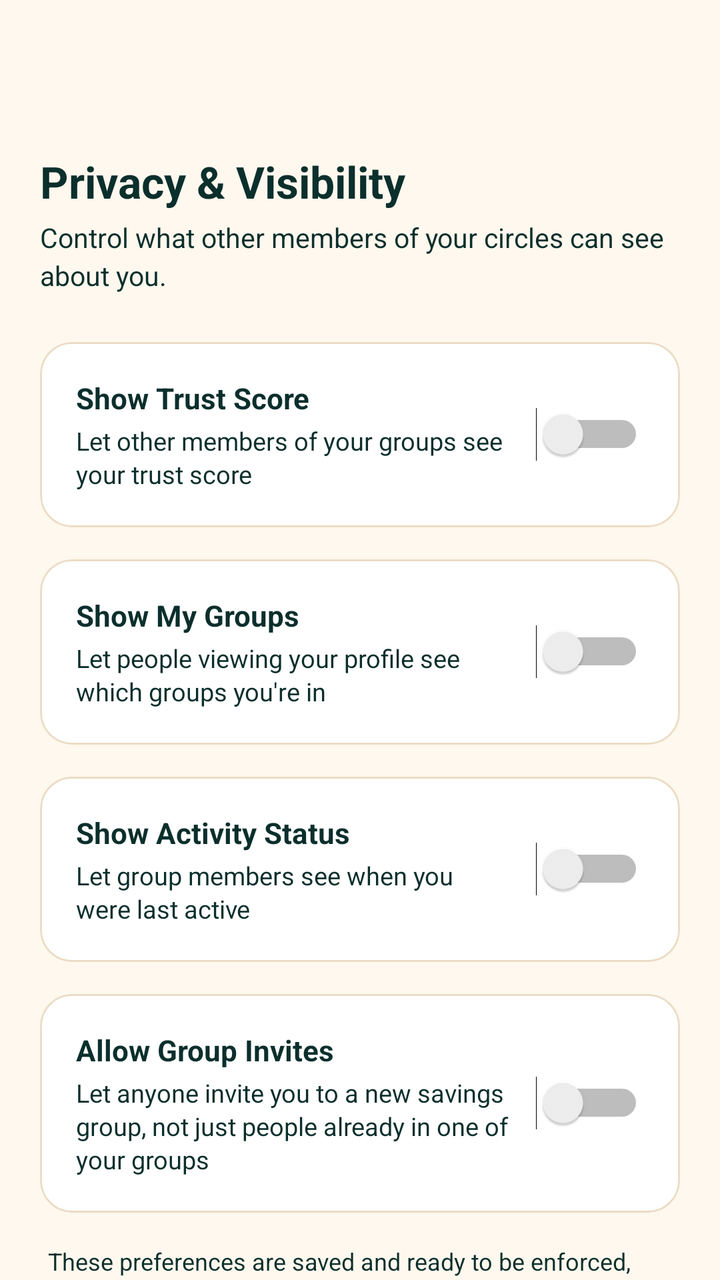
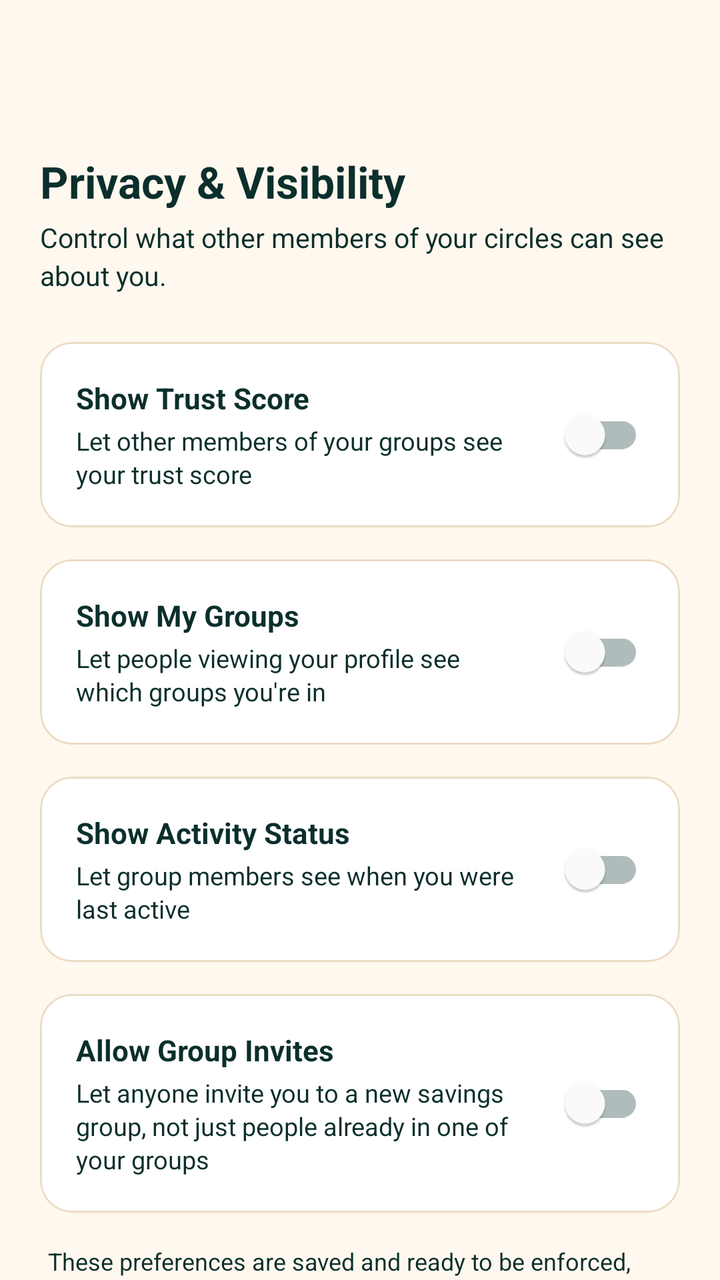

Screens rendered from an Android XML layout before and after an edit, with the pre-edit source and the edit as a unified diff.
<!-- AndroidManifest.xml: application theme AppTheme -->
<!-- res/layout/privacy_settings.xml -->
<androidx.coordinatorlayout.widget.CoordinatorLayout
	xmlns:android="http://schemas.android.com/apk/res/android"
	xmlns:app="http://schemas.android.com/apk/res-auto"
	xmlns:tools="http://schemas.android.com/tools"
	android:id="@+id/_coordinator"
	android:layout_width="match_parent"
	android:layout_height="match_parent">
	<com.google.android.material.appbar.AppBarLayout
		android:id="@+id/_app_bar"
		android:layout_width="match_parent"
		android:layout_height="wrap_content"
		android:theme="@style/AppTheme.AppBarOverlay"
		app:elevation="0dp"
		android:stateListAnimator="@null">
		<androidx.appcompat.widget.Toolbar
			android:id="@+id/_toolbar"
			android:layout_width="match_parent"
			android:layout_height="?attr/actionBarSize"
			android:background="?attr/appBarColor"
			app:popupTheme="@style/AppTheme.PopupOverlay" />
	</com.google.android.material.appbar.AppBarLayout>
	<androidx.core.widget.NestedScrollView
		android:id="@+id/vscroll3"
		android:layout_width="match_parent"
		android:layout_height="match_parent"
		android:fillViewport="true"
		android:overScrollMode="never"
		app:layout_behavior="@string/appbar_scrolling_view_behavior">
		<LinearLayout
			android:id="@+id/linear83"
			android:layout_width="match_parent"
			android:layout_height="wrap_content"
			android:padding="20dp"
			android:orientation="vertical">
			<TextView
				android:id="@+id/textview92"
				android:layout_width="wrap_content"
				android:layout_height="wrap_content"
				android:text="Privacy &amp; Visibility"
				android:textSize="22sp"
				android:textStyle="bold" />
			<TextView
				android:id="@+id/textview93"
				android:layout_width="match_parent"
				android:layout_height="wrap_content"
				android:layout_marginTop="4dp"
				android:layout_marginBottom="24dp"
				android:text="Control what other members of your circles can see about you."
				android:textSize="13.5sp"
				android:lineSpacingExtra="3dp" />
			<com.google.android.material.card.MaterialCardView
				android:id="@+id/cardview20"
				android:layout_width="match_parent"
				android:layout_height="wrap_content"
				android:layout_marginBottom="16dp"
				app:cardBackgroundColor="@color/colorSurface"
				app:cardCornerRadius="16dp"
				app:cardElevation="0dp"
				app:strokeColor="@color/colorCardStroke"
				app:strokeWidth="1dp">
				<LinearLayout
					android:id="@+id/linear84"
					android:layout_width="match_parent"
					android:layout_height="wrap_content"
					android:padding="18dp"
					android:gravity="center_vertical"
					android:orientation="horizontal">
					<LinearLayout
						android:id="@+id/linear85"
						android:layout_width="0dp"
						android:layout_height="wrap_content"
						android:orientation="vertical"
						android:layout_weight="1">
						<TextView
							android:id="@+id/textview94"
							android:layout_width="wrap_content"
							android:layout_height="wrap_content"
							android:text="Show Trust Score"
							android:textStyle="bold"
							android:textSize="14.5sp" />
						<TextView
							android:id="@+id/textview95"
							android:layout_width="match_parent"
							android:layout_height="wrap_content"
							android:layout_marginTop="3dp"
							android:text="Let other members of your groups see your trust score"
							android:textSize="12.5sp"
							android:lineSpacingExtra="2dp" />
					</LinearLayout>
					<Switch
						android:id="@+id/switchShowTrustScore"
						android:layout_width="wrap_content"
						android:layout_height="wrap_content"
						android:textSize="12sp"
						android:layout_marginStart="12dp" />
				</LinearLayout>
			</com.google.android.material.card.MaterialCardView>
			<com.google.android.material.card.MaterialCardView
				android:id="@+id/cardview21"
				android:layout_width="match_parent"
				android:layout_height="wrap_content"
				android:layout_marginBottom="16dp"
				app:cardBackgroundColor="@color/colorSurface"
				app:cardCornerRadius="16dp"
				app:cardElevation="0dp"
				app:strokeColor="@color/colorCardStroke"
				app:strokeWidth="1dp">
				<LinearLayout
					android:id="@+id/linear86"
					android:layout_width="match_parent"
					android:layout_height="wrap_content"
					android:padding="18dp"
					android:gravity="center_vertical"
					android:orientation="horizontal">
					<LinearLayout
						android:id="@+id/linear87"
						android:layout_width="0dp"
						android:layout_height="wrap_content"
						android:orientation="vertical"
						android:layout_weight="1">
						<TextView
							android:id="@+id/textview96"
							android:layout_width="wrap_content"
							android:layout_height="wrap_content"
							android:text="Show My Groups"
							android:textStyle="bold"
							android:textSize="14.5sp" />
						<TextView
							android:id="@+id/textview97"
							android:layout_width="match_parent"
							android:layout_height="wrap_content"
							android:layout_marginTop="3dp"
							android:text="Let people viewing your profile see which groups you're in"
							android:textSize="12.5sp"
							android:lineSpacingExtra="2dp" />
					</LinearLayout>
					<Switch
						android:id="@+id/switchShowGroups"
						android:layout_width="wrap_content"
						android:layout_height="wrap_content"
						android:textSize="12sp"
						android:layout_marginStart="12dp" />
				</LinearLayout>
			</com.google.android.material.card.MaterialCardView>
			<com.google.android.material.card.MaterialCardView
				android:id="@+id/cardview22"
				android:layout_width="match_parent"
				android:layout_height="wrap_content"
				android:layout_marginBottom="16dp"
				app:cardBackgroundColor="@color/colorSurface"
				app:cardCornerRadius="16dp"
				app:cardElevation="0dp"
				app:strokeColor="@color/colorCardStroke"
				app:strokeWidth="1dp">
				<LinearLayout
					android:id="@+id/linear88"
					android:layout_width="match_parent"
					android:layout_height="wrap_content"
					android:padding="18dp"
					android:gravity="center_vertical"
					android:orientation="horizontal">
					<LinearLayout
						android:id="@+id/linear89"
						android:layout_width="0dp"
						android:layout_height="wrap_content"
						android:orientation="vertical"
						android:layout_weight="1">
						<TextView
							android:id="@+id/textview98"
							android:layout_width="wrap_content"
							android:layout_height="wrap_content"
							android:text="Show Activity Status"
							android:textStyle="bold"
							android:textSize="14.5sp" />
						<TextView
							android:id="@+id/textview99"
							android:layout_width="match_parent"
							android:layout_height="wrap_content"
							android:layout_marginTop="3dp"
							android:text="Let group members see when you were last active"
							android:textSize="12.5sp"
							android:lineSpacingExtra="2dp" />
					</LinearLayout>
					<Switch
						android:id="@+id/switchShowActivity"
						android:layout_width="wrap_content"
						android:layout_height="wrap_content"
						android:textSize="12sp"
						android:layout_marginStart="12dp" />
				</LinearLayout>
			</com.google.android.material.card.MaterialCardView>
			<com.google.android.material.card.MaterialCardView
				android:id="@+id/cardview23"
				android:layout_width="match_parent"
				android:layout_height="wrap_content"
				android:layout_marginBottom="16dp"
				app:cardBackgroundColor="@color/colorSurface"
				app:cardCornerRadius="16dp"
				app:cardElevation="0dp"
				app:strokeColor="@color/colorCardStroke"
				app:strokeWidth="1dp">
				<LinearLayout
					android:id="@+id/linear90"
					android:layout_width="match_parent"
					android:layout_height="wrap_content"
					android:padding="18dp"
					android:gravity="center_vertical"
					android:orientation="horizontal">
					<LinearLayout
						android:id="@+id/linear91"
						android:layout_width="0dp"
						android:layout_height="wrap_content"
						android:orientation="vertical"
						android:layout_weight="1">
						<TextView
							android:id="@+id/textview100"
							android:layout_width="wrap_content"
							android:layout_height="wrap_content"
							android:text="Allow Group Invites"
							android:textStyle="bold"
							android:textSize="14.5sp" />
						<TextView
							android:id="@+id/textview101"
							android:layout_width="match_parent"
							android:layout_height="wrap_content"
							android:layout_marginTop="3dp"
							android:text="Let anyone invite you to a new savings group, not just people already in one of your groups"
							android:textSize="12.5sp"
							android:lineSpacingExtra="2dp" />
					</LinearLayout>
					<Switch
						android:id="@+id/switchAllowInvites"
						android:layout_width="wrap_content"
						android:layout_height="wrap_content"
						android:textSize="12sp"
						android:layout_marginStart="12dp" />
				</LinearLayout>
			</com.google.android.material.card.MaterialCardView>
			<TextView
				android:id="@+id/textview102"
				android:layout_width="match_parent"
				android:layout_height="wrap_content"
				android:text="These preferences are saved and ready to be enforced, but the screens that display your profile, trust score, and groups to other members don't check them yet — that wiring is a separate, upcoming step."
				android:textSize="12sp"
				android:layout_marginStart="4dp"
				android:lineSpacingExtra="3dp" />
		</LinearLayout>
	</androidx.core.widget.NestedScrollView>
</androidx.coordinatorlayout.widget.CoordinatorLayout>
<!-- resources referenced by this layout -->
<resources>
  <style name="AppTheme" parent="Theme.MaterialComponents.DayNight.NoActionBar">
          <item name="popupMenuStyle">@style/HarvanaPopupMenu</item>
          <item name="actionOverflowMenuStyle">@style/HarvanaPopupMenu</item>
          
          <item name="spinnerStyle">@style/HarvanaSpinner</item>
          <item name="materialButtonStyle">@style/HarvanaButton</item>
          <item name="materialButtonOutlinedStyle">@style/HarvanaButton.Outlined</item>
          
          <item name="homeAsUpIndicator">@drawable/ic_nav_back</item>
          
          <item name="android:textViewStyle">@style/HarvanaTextView</item>
          <item name="appBarColor">@color/colorBackground</item>
          <item name="onAppBarColor">@color/colorTextPrimary</item>
          <item name="colorSecondary">@color/colorAccent</item>
          <item name="colorOnSecondary">@color/colorTextOnAccent</item>
          <item name="colorPrimaryVariant">@color/colorAccentDark</item>
          <item name="colorSecondaryVariant">@color/colorAccentDark</item>
          <item name="colorError">@color/colorError</item>
          <item name="colorOnError">@color/colorTextPrimaryWhite</item>
          <item name="colorControlActivated">@color/colorAccent</item>
          <item name="colorControlNormal">@color/colorControlNormal</item>
          <item name="colorControlHighlight">@color/colorAccentRipple</item>
          <item name="android:textColorHighlight">@color/colorAccentStroke</item>
          <item name="android:textColorLink">@color/colorAccentStrong</item>
          <item name="android:editTextColor">@color/colorTextPrimary</item>
          <item name="android:navigationBarColor">@color/colorBackground</item>
          <item name="colorPrimary">@color/colorAccent</item>
          <item name="colorPrimaryDark">@color/colorAccentStrong</item>
          <item name="colorAccent">@color/colorAccent</item>
          <item name="colorSurface">@color/colorSurface</item>
          <item name="colorOnPrimary">@color/colorTextOnAccent</item>
          <item name="colorOnSurface">@color/colorTextPrimary</item>
          <item name="colorOnBackground">@color/colorTextPrimary</item>
          <item name="colorOnSurfaceVariant">@color/colorTextSecondary</item>
          <item name="android:textColorPrimary">@color/colorTextPrimary</item>
          <item name="android:textColorSecondary">@color/colorTextSecondary</item>
          <item name="android:textColorHint">@color/colorTextTertiary</item>
          <item name="android:statusBarColor">?attr/appBarColor</item>
          <item name="android:windowLightStatusBar">true</item>
          <item name="android:windowBackground">@color/colorBackground</item>
          <item name="alertDialogTheme">@style/HarvanaAlertDialog</item>
          <item name="materialAlertDialogTheme">@style/HarvanaAlertDialog</item>
          <item name="bottomSheetDialogTheme">@style/HarvanaBottomSheetDialog</item>
      </style>
  <!-- unchanged entries left out for length: 30 -->
</resources>

<!-- the commit's change to res/layout/privacy_settings.xml (unified diff, before → after) -->
@@ -87,7 +87,7 @@
 							android:textSize="12.5sp"
 							android:lineSpacingExtra="2dp" />
 					</LinearLayout>
-					<Switch
+					<com.google.android.material.switchmaterial.SwitchMaterial
 						android:id="@+id/switchShowTrustScore"
 						android:layout_width="wrap_content"
 						android:layout_height="wrap_content"
@@ -134,7 +134,7 @@
 							android:textSize="12.5sp"
 							android:lineSpacingExtra="2dp" />
 					</LinearLayout>
-					<Switch
+					<com.google.android.material.switchmaterial.SwitchMaterial
 						android:id="@+id/switchShowGroups"
 						android:layout_width="wrap_content"
 						android:layout_height="wrap_content"
@@ -181,7 +181,7 @@
 							android:textSize="12.5sp"
 							android:lineSpacingExtra="2dp" />
 					</LinearLayout>
-					<Switch
+					<com.google.android.material.switchmaterial.SwitchMaterial
 						android:id="@+id/switchShowActivity"
 						android:layout_width="wrap_content"
 						android:layout_height="wrap_content"
@@ -228,7 +228,7 @@
 							android:textSize="12.5sp"
 							android:lineSpacingExtra="2dp" />
 					</LinearLayout>
-					<Switch
+					<com.google.android.material.switchmaterial.SwitchMaterial
 						android:id="@+id/switchAllowInvites"
 						android:layout_width="wrap_content"
 						android:layout_height="wrap_content"
<!-- resource entries referenced after the edit -->
@@ -7,6 +7,9 @@
           <item name="spinnerStyle">@style/HarvanaSpinner</item>
           <item name="materialButtonStyle">@style/HarvanaButton</item>
           <item name="materialButtonOutlinedStyle">@style/HarvanaButton.Outlined</item>
+          <item name="textInputStyle">@style/Harvana.TextInputLayout</item>
+          <item name="materialCardViewStyle">@style/Harvana.Card</item>
+          <item name="borderlessButtonStyle">@style/HarvanaButton.Text</item>
           
           <item name="homeAsUpIndicator">@drawable/ic_nav_back</item>
           
@@ -44,6 +47,30 @@
           <item name="materialAlertDialogTheme">@style/HarvanaAlertDialog</item>
           <item name="bottomSheetDialogTheme">@style/HarvanaBottomSheetDialog</item>
       </style>
+  <style name="Harvana.TextInputLayout" parent="Widget.MaterialComponents.TextInputLayout.OutlinedBox">
+          <item name="boxCornerRadiusTopStart">12dp</item>
+          <item name="boxCornerRadiusTopEnd">12dp</item>
+          <item name="boxCornerRadiusBottomStart">12dp</item>
+          <item name="boxCornerRadiusBottomEnd">12dp</item>
+          <item name="boxStrokeColor">@color/colorAccent</item>
+          <item name="hintTextColor">@color/colorAccent</item>
+          <item name="android:textColorHint">@color/colorTextTertiary</item>
+      </style>
+  <style name="Harvana.Card" parent="Widget.MaterialComponents.CardView">
+          <item name="cardBackgroundColor">@color/colorSurface</item>
+          <item name="cardCornerRadius">16dp</item>
+          <item name="cardElevation">0dp</item>
+          <item name="strokeColor">@color/colorCardStroke</item>
+          <item name="strokeWidth">1dp</item>
+          <item name="rippleColor">@color/colorAccentRipple</item>
+      </style>
+  <style name="HarvanaButton.Text" parent="Widget.MaterialComponents.Button.TextButton">
+          <item name="cornerRadius">12dp</item>
+          <item name="android:textAllCaps">false</item>
+          <item name="android:textStyle">bold</item>
+          <item name="android:textColor">@color/colorAccentStrong</item>
+          <item name="rippleColor">@color/colorAccentRipple</item>
+      </style>
   <!-- unchanged entries left out for length: 30 -->
 </resources>
 
